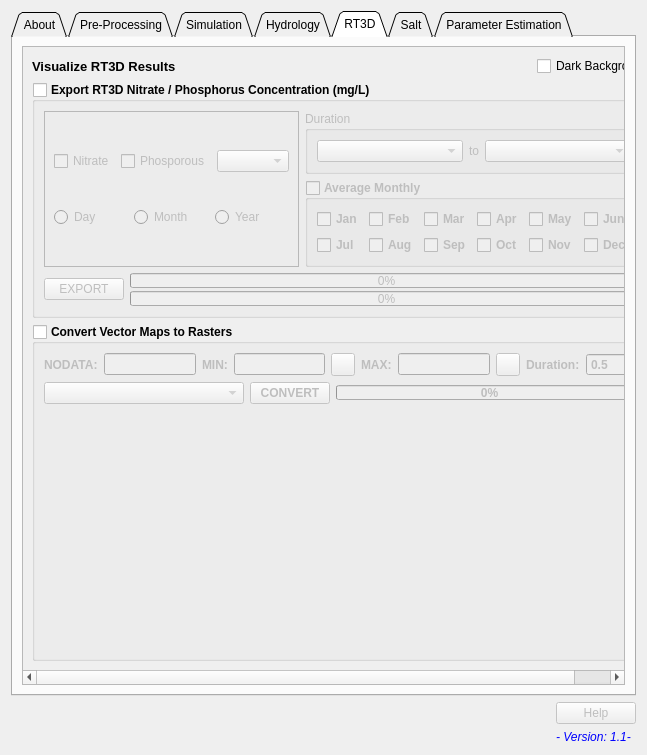
This is APEXMOD/APEXMOD_dialog_base.ui in spark-brc/APEXMOD-plugin as Qt 5 draws it before an edit. The edited form follows.
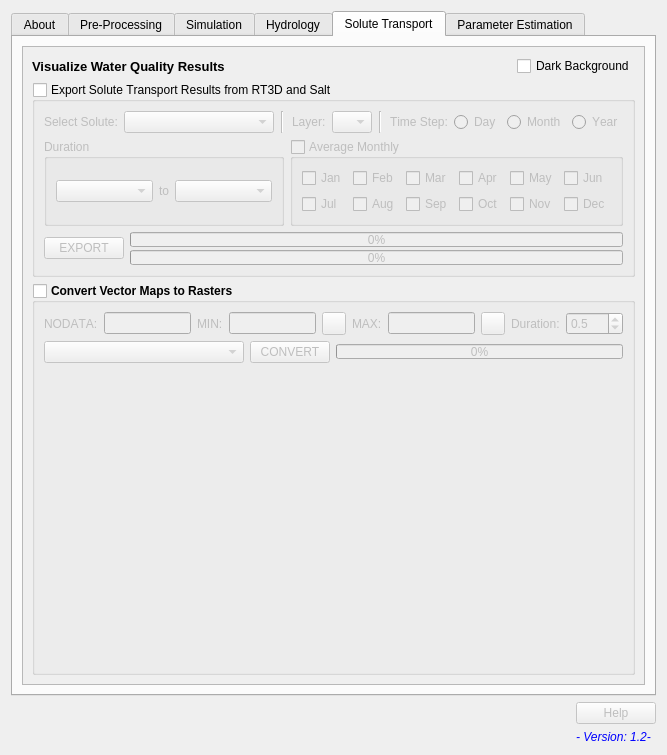
This is the edited form. The open tabs and pages were chosen to show the change. Icons and pictures are not drawn. Custom widgets are drawn as their Qt base class.

The edit to the form file:
```diff
--- a/APEXMOD/APEXMOD_dialog_base.ui
+++ b/APEXMOD/APEXMOD_dialog_base.ui
@@ -6,7 +6,7 @@
    <rect>
     <x>0</x>
     <y>0</y>
-    <width>647</width>
+    <width>667</width>
     <height>755</height>
    </rect>
   </property>
@@ -48,7 +48,7 @@
       <enum>QTabWidget::North</enum>
      </property>
      <property name="tabShape">
-      <enum>QTabWidget::Triangular</enum>
+      <enum>QTabWidget::Rounded</enum>
      </property>
      <property name="currentIndex">
       <number>3</number>
@@ -6675,7 +6675,7 @@
      </widget>
      <widget class="QWidget" name="tab_5">
       <attribute name="title">
-       <string>RT3D</string>
+       <string>Solute Transport</string>
       </attribute>
       <layout class="QVBoxLayout" name="verticalLayout_56">
        <item>
@@ -6688,8 +6688,8 @@
            <rect>
             <x>0</x>
             <y>0</y>
-            <width>603</width>
-            <height>634</height>
+            <width>623</width>
+            <height>628</height>
            </rect>
           </property>
           <layout class="QVBoxLayout" name="verticalLayout_57">
@@ -6705,7 +6705,7 @@
                 </font>
                </property>
                <property name="text">
-                <string>Visualize RT3D Results</string>
+                <string>Visualize Water Quality Results</string>
                </property>
               </widget>
              </item>
@@ -6735,12 +6735,13 @@
             <widget class="QGroupBox" name="groupBox_11">
              <property name="font">
               <font>
-               <weight>75</weight>
-               <bold>true</bold>
+               <weight>50</weight>
+               <bold>false</bold>
+               <kerning>false</kerning>
               </font>
              </property>
              <property name="title">
-              <string>Export RT3D Nitrate / Phosphorus Concentration (mg/L)</string>
+              <string>Export Solute Transport Results from RT3D and Salt</string>
              </property>
              <property name="checkable">
               <bool>true</bool>
@@ -6750,52 +6751,81 @@
              </property>
              <layout class="QVBoxLayout" name="verticalLayout_59">
               <item>
-               <layout class="QHBoxLayout" name="horizontalLayout_64">
+               <layout class="QHBoxLayout" name="horizontalLayout_76">
+                <property name="topMargin">
+                 <number>0</number>
+                </property>
                 <item>
-                 <widget class="QFrame" name="frame_20">
-                  <property name="frameShape">
-                   <enum>QFrame::StyledPanel</enum>
+                 <widget class="QLabel" name="label_83">
+                  <property name="text">
+                   <string>Select Solute:</string>
                   </property>
-                  <property name="frameShadow">
-                   <enum>QFrame::Raised</enum>
+                 </widget>
+                </item>
+                <item>
+                 <widget class="QComboBox" name="comboBox_solutes">
+                  <property name="minimumSize">
+                   <size>
+                    <width>150</width>
+                    <height>0</height>
+                   </size>
                   </property>
-                  <layout class="QVBoxLayout" name="verticalLayout_60">
+                 </widget>
+                </item>
                    <item>
-                    <layout class="QHBoxLayout" name="horizontalLayout_66">
-                     <item>
-                      <widget class="QCheckBox" name="checkBox_nitrate">
-                       <property name="font">
-                        <font>
-                         <weight>50</weight>
-                         <bold>false</bold>
-                        </font>
-                       </property>
-                       <property name="text">
-                        <string>Nitrate</string>
-                       </property>
-                       <attribute name="buttonGroup">
-                        <string notr="true">buttonGroup_rt3d_var</string>
-                       </attribute>
+                 <spacer name="horizontalSpacer_23">
+                  <property name="orientation">
+                   <enum>Qt::Horizontal</enum>
+                  </property>
+                  <property name="sizeHint" stdset="0">
+                   <size>
+                    <width>40</width>
+                    <height>20</height>
+                   </size>
+                  </property>
+                 </spacer>
+                </item>
+                <item>
+                 <widget class="Line" name="line_22">
+                  <property name="orientation">
+                   <enum>Qt::Vertical</enum>
+                  </property>
                       </widget>
                      </item>
                      <item>
-                      <widget class="QCheckBox" name="checkBox_phos">
-                       <property name="font">
-                        <font>
-                         <weight>50</weight>
-                         <bold>false</bold>
-                        </font>
-                       </property>
+                 <spacer name="horizontalSpacer_24">
+                  <property name="orientation">
+                   <enum>Qt::Horizontal</enum>
+                  </property>
+                  <property name="sizeHint" stdset="0">
+                   <size>
+                    <width>40</width>
+                    <height>20</height>
+                   </size>
+                  </property>
+                 </spacer>
+                </item>
+                <item>
+                 <widget class="QLabel" name="label_84">
                        <property name="text">
-                        <string>Phosporous</string>
-                       </property>
-                       <attribute name="buttonGroup">
-                        <string notr="true">buttonGroup_rt3d_var</string>
-                       </attribute>
+                   <string>Layer:</string>
+                  </property>
                       </widget>
                      </item>
                      <item>
-                      <widget class="QComboBox" name="comboBox">
+                 <widget class="QComboBox" name="comboBox_rt_layer">
+                  <property name="sizePolicy">
+                   <sizepolicy hsizetype="Fixed" vsizetype="Fixed">
+                    <horstretch>0</horstretch>
+                    <verstretch>0</verstretch>
+                   </sizepolicy>
+                  </property>
+                  <property name="maximumSize">
+                   <size>
+                    <width>40</width>
+                    <height>16777215</height>
+                   </size>
+                  </property>
                        <property name="font">
                         <font>
                          <weight>50</weight>
@@ -6804,10 +6834,46 @@
                        </property>
                       </widget>
                      </item>
-                    </layout>
+                <item>
+                 <spacer name="horizontalSpacer_25">
+                  <property name="orientation">
+                   <enum>Qt::Horizontal</enum>
+                  </property>
+                  <property name="sizeHint" stdset="0">
+                   <size>
+                    <width>40</width>
+                    <height>20</height>
+                   </size>
+                  </property>
+                 </spacer>
                    </item>
                    <item>
-                    <layout class="QHBoxLayout" name="horizontalLayout_67">
+                 <widget class="Line" name="line_23">
+                  <property name="orientation">
+                   <enum>Qt::Vertical</enum>
+                  </property>
+                 </widget>
+                </item>
+                <item>
+                 <spacer name="horizontalSpacer_26">
+                  <property name="orientation">
+                   <enum>Qt::Horizontal</enum>
+                  </property>
+                  <property name="sizeHint" stdset="0">
+                   <size>
+                    <width>40</width>
+                    <height>20</height>
+                   </size>
+                  </property>
+                 </spacer>
+                </item>
+                <item>
+                 <widget class="QLabel" name="label_85">
+                  <property name="text">
+                   <string>Time Step:</string>
+                  </property>
+                 </widget>
+                </item>
                      <item>
                       <widget class="QRadioButton" name="radioButton_rt3d_d">
                        <property name="font">
@@ -6849,11 +6915,8 @@
                      </item>
                     </layout>
                    </item>
-                  </layout>
-                 </widget>
-                </item>
                 <item>
-                 <layout class="QVBoxLayout" name="verticalLayout_61">
+               <layout class="QHBoxLayout" name="horizontalLayout_64">
                   <item>
                    <widget class="QGroupBox" name="groupBox_12">
                     <property name="font">
@@ -6904,6 +6967,13 @@
                   </item>
                   <item>
                    <widget class="QgsCollapsibleGroupBox" name="mGroupBox_rt_avg">
+                  <property name="font">
+                   <font>
+                    <weight>50</weight>
+                    <bold>false</bold>
+                    <kerning>false</kerning>
+                   </font>
+                  </property>
                     <property name="title">
                      <string>Average Monthly</string>
                     </property>
@@ -6921,6 +6991,13 @@
                        </property>
                        <item row="0" column="2">
                         <widget class="QCheckBox" name="checkBox_rt_mar">
+                       <property name="font">
+                        <font>
+                         <weight>50</weight>
+                         <bold>false</bold>
+                         <kerning>false</kerning>
+                        </font>
+                       </property>
                          <property name="text">
                           <string>Mar</string>
                          </property>
@@ -6928,6 +7005,13 @@
                        </item>
                        <item row="1" column="0">
                         <widget class="QCheckBox" name="checkBox_rt_jul">
+                       <property name="font">
+                        <font>
+                         <weight>50</weight>
+                         <bold>false</bold>
+                         <kerning>false</kerning>
+                        </font>
+                       </property>
                          <property name="text">
                           <string>Jul</string>
                          </property>
@@ -6935,6 +7019,13 @@
                        </item>
                        <item row="1" column="1">
                         <widget class="QCheckBox" name="checkBox_rt_aug">
+                       <property name="font">
+                        <font>
+                         <weight>50</weight>
+                         <bold>false</bold>
+                         <kerning>false</kerning>
+                        </font>
+                       </property>
                          <property name="text">
                           <string>Aug</string>
                          </property>
@@ -6942,6 +7033,13 @@
                        </item>
                        <item row="1" column="2">
                         <widget class="QCheckBox" name="checkBox_rt_sep">
+                       <property name="font">
+                        <font>
+                         <weight>50</weight>
+                         <bold>false</bold>
+                         <kerning>false</kerning>
+                        </font>
+                       </property>
                          <property name="text">
                           <string>Sep</string>
                          </property>
@@ -6949,6 +7047,13 @@
                        </item>
                        <item row="0" column="3">
                         <widget class="QCheckBox" name="checkBox_rt_apr">
+                       <property name="font">
+                        <font>
+                         <weight>50</weight>
+                         <bold>false</bold>
+                         <kerning>false</kerning>
+                        </font>
+                       </property>
                          <property name="text">
                           <string>Apr</string>
                          </property>
@@ -6956,6 +7061,13 @@
                        </item>
                        <item row="1" column="3">
                         <widget class="QCheckBox" name="checkBox_rt_oct">
+                       <property name="font">
+                        <font>
+                         <weight>50</weight>
+                         <bold>false</bold>
+                         <kerning>false</kerning>
+                        </font>
+                       </property>
                          <property name="text">
                           <string>Oct</string>
                          </property>
@@ -6963,6 +7075,13 @@
                        </item>
                        <item row="0" column="4">
                         <widget class="QCheckBox" name="checkBox_rt_may">
+                       <property name="font">
+                        <font>
+                         <weight>50</weight>
+                         <bold>false</bold>
+                         <kerning>false</kerning>
+                        </font>
+                       </property>
                          <property name="text">
                           <string>May</string>
                          </property>
@@ -6970,6 +7089,13 @@
                        </item>
                        <item row="1" column="4">
                         <widget class="QCheckBox" name="checkBox_rt_nov">
+                       <property name="font">
+                        <font>
+                         <weight>50</weight>
+                         <bold>false</bold>
+                         <kerning>false</kerning>
+                        </font>
+                       </property>
                          <property name="text">
                           <string>Nov</string>
                          </property>
@@ -6977,6 +7103,13 @@
                        </item>
                        <item row="0" column="0">
                         <widget class="QCheckBox" name="checkBox_rt_jan">
+                       <property name="font">
+                        <font>
+                         <weight>50</weight>
+                         <bold>false</bold>
+                         <kerning>false</kerning>
+                        </font>
+                       </property>
                          <property name="text">
                           <string>Jan</string>
                          </property>
@@ -6984,6 +7117,13 @@
                        </item>
                        <item row="0" column="1">
                         <widget class="QCheckBox" name="checkBox_rt_feb">
+                       <property name="font">
+                        <font>
+                         <weight>50</weight>
+                         <bold>false</bold>
+                         <kerning>false</kerning>
+                        </font>
+                       </property>
                          <property name="text">
                           <string>Feb</string>
                          </property>
@@ -6991,6 +7131,13 @@
                        </item>
                        <item row="0" column="5">
                         <widget class="QCheckBox" name="checkBox_rt_jun">
+                       <property name="font">
+                        <font>
+                         <weight>50</weight>
+                         <bold>false</bold>
+                         <kerning>false</kerning>
+                        </font>
+                       </property>
                          <property name="text">
                           <string>Jun</string>
                          </property>
@@ -6998,6 +7145,13 @@
                        </item>
                        <item row="1" column="5">
                         <widget class="QCheckBox" name="checkBox_rt_dec">
+                       <property name="font">
+                        <font>
+                         <weight>50</weight>
+                         <bold>false</bold>
+                         <kerning>false</kerning>
+                        </font>
+                       </property>
                          <property name="text">
                           <string>Dec</string>
                          </property>
@@ -7010,8 +7164,6 @@
                   </item>
                  </layout>
                 </item>
-               </layout>
-              </item>
               <item>
                <layout class="QHBoxLayout" name="horizontalLayout_65">
                 <item>
@@ -7099,26 +7251,63 @@
                <layout class="QHBoxLayout" name="horizontalLayout_69">
                 <item>
                  <widget class="QLabel" name="label_73">
+                  <property name="font">
+                   <font>
+                    <weight>50</weight>
+                    <bold>false</bold>
+                    <kerning>false</kerning>
+                   </font>
+                  </property>
                   <property name="text">
                    <string>NODATA:</string>
                   </property>
                  </widget>
                 </item>
                 <item>
-                 <widget class="QLineEdit" name="lineEdit_nodata"/>
+                 <widget class="QLineEdit" name="lineEdit_nodata">
+                  <property name="font">
+                   <font>
+                    <weight>50</weight>
+                    <bold>false</bold>
+                    <kerning>false</kerning>
+                   </font>
+                  </property>
+                 </widget>
                 </item>
                 <item>
                  <widget class="QLabel" name="label_74">
+                  <property name="font">
+                   <font>
+                    <weight>50</weight>
+                    <bold>false</bold>
+                    <kerning>false</kerning>
+                   </font>
+                  </property>
                   <property name="text">
                    <string>MIN:</string>
                   </property>
                  </widget>
                 </item>
                 <item>
-                 <widget class="QLineEdit" name="lineEdit_map_min"/>
+                 <widget class="QLineEdit" name="lineEdit_map_min">
+                  <property name="font">
+                   <font>
+                    <weight>50</weight>
+                    <bold>false</bold>
+                    <kerning>false</kerning>
+                   </font>
+                  </property>
+                 </widget>
                 </item>
                 <item>
-                 <widget class="QgsColorButton" name="mColorButton_min_map">
+                 <widget class="QgsColorButton" name="mColorButton_min_rmap">
+                  <property name="font">
+                   <font>
+                    <weight>50</weight>
+                    <bold>false</bold>
+                    <kerning>false</kerning>
+                   </font>
+                  </property>
                   <property name="color">
                    <color>
                     <red>255</red>
@@ -7130,16 +7319,38 @@
                 </item>
                 <item>
                  <widget class="QLabel" name="label_75">
+                  <property name="font">
+                   <font>
+                    <weight>50</weight>
+                    <bold>false</bold>
+                    <kerning>false</kerning>
+                   </font>
+                  </property>
                   <property name="text">
                    <string>MAX:</string>
                   </property>
                  </widget>
                 </item>
                 <item>
-                 <widget class="QLineEdit" name="lineEdit_map_max"/>
+                 <widget class="QLineEdit" name="lineEdit_map_max">
+                  <property name="font">
+                   <font>
+                    <weight>50</weight>
+                    <bold>false</bold>
+                    <kerning>false</kerning>
+                   </font>
+                  </property>
+                 </widget>
                 </item>
                 <item>
-                 <widget class="QgsColorButton" name="mColorButton_max_map">
+                 <widget class="QgsColorButton" name="mColorButton_max_rmap">
+                  <property name="font">
+                   <font>
+                    <weight>50</weight>
+                    <bold>false</bold>
+                    <kerning>false</kerning>
+                   </font>
+                  </property>
                   <property name="color">
                    <color>
                     <red>0</red>
@@ -7151,6 +7362,13 @@
                 </item>
                 <item>
                  <widget class="QLabel" name="label_76">
+                  <property name="font">
+                   <font>
+                    <weight>50</weight>
+                    <bold>false</bold>
+                    <kerning>false</kerning>
+                   </font>
+                  </property>
                   <property name="text">
                    <string>Duration:</string>
                   </property>
@@ -7158,6 +7376,12 @@
                 </item>
                 <item>
                  <widget class="QDoubleSpinBox" name="doubleSpinBox_ani_r_time">
+                  <property name="font">
+                   <font>
+                    <weight>50</weight>
+                    <bold>false</bold>
+                   </font>
+                  </property>
                   <property name="decimals">
                    <number>1</number>
                   </property>
@@ -7178,10 +7402,24 @@
                     <height>0</height>
                    </size>
                   </property>
+                  <property name="font">
+                   <font>
+                    <weight>50</weight>
+                    <bold>false</bold>
+                    <kerning>false</kerning>
+                   </font>
+                  </property>
                  </widget>
                 </item>
                 <item>
                  <widget class="QPushButton" name="pushButton_cvt_vtr">
+                  <property name="font">
+                   <font>
+                    <weight>50</weight>
+                    <bold>false</bold>
+                    <kerning>false</kerning>
+                   </font>
+                  </property>
                   <property name="text">
                    <string>CONVERT</string>
                   </property>
@@ -7195,6 +7433,13 @@
                     <height>15</height>
                    </size>
                   </property>
+                  <property name="font">
+                   <font>
+                    <weight>50</weight>
+                    <bold>false</bold>
+                    <kerning>false</kerning>
+                   </font>
+                  </property>
                   <property name="value">
                    <number>0</number>
                   </property>
@@ -7224,11 +7469,6 @@
        </item>
       </layout>
      </widget>
-     <widget class="QWidget" name="tab_6">
-      <attribute name="title">
-       <string>Salt</string>
-      </attribute>
-     </widget>
      <widget class="QWidget" name="tab">
       <attribute name="title">
        <string>Parameter Estimation</string>
@@ -7338,7 +7578,7 @@
           </font>
          </property>
          <property name="text">
-          <string>&lt;html&gt;&lt;head/&gt;&lt;body&gt;&lt;p&gt;&lt;span style=&quot; color:#0000ff;&quot;&gt;- Version: 1.1-&lt;/span&gt;&lt;/p&gt;&lt;/body&gt;&lt;/html&gt;</string>
+          <string>&lt;html&gt;&lt;head/&gt;&lt;body&gt;&lt;p&gt;&lt;span style=&quot; color:#0000ff;&quot;&gt;- Version: 1.2-&lt;/span&gt;&lt;/p&gt;&lt;/body&gt;&lt;/html&gt;</string>
          </property>
          <property name="alignment">
           <set>Qt::AlignBottom|Qt::AlignLeading|Qt::AlignLeft</set>
```
Left out of the diff: 232 changed lines with no effect on the pictures. Lines whose indentation alone changed are shown as unchanged.
